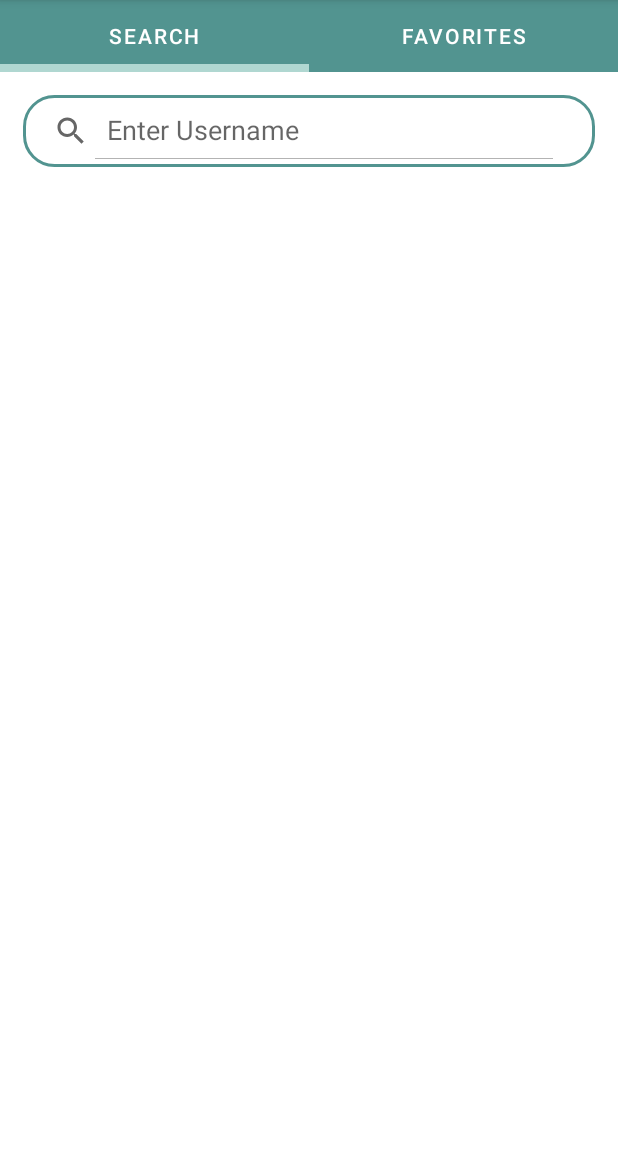
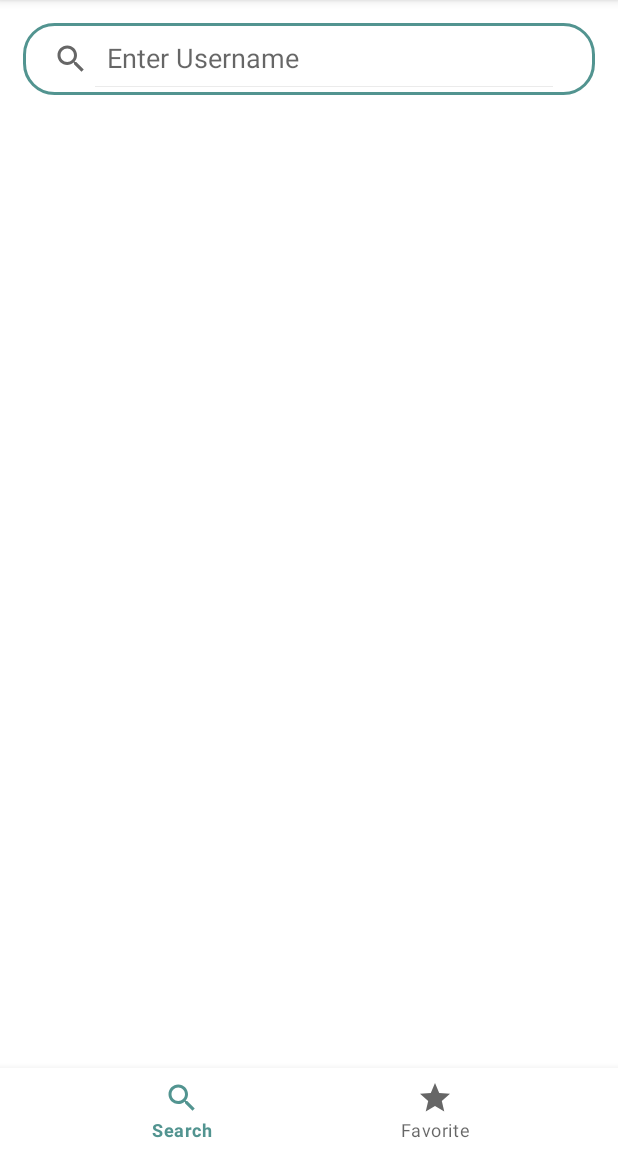
Before and after one commit to rza101/GitHubRRProMax, an Android app: the screen it shows after launch (MainActivity), on a phone screen of 412 x 824 dp, the part 84-1236 px from its top. Run offline under Robolectric (Android 15) with nearby library versions, the phone set to English and light mode, and no system bars; our stand-ins replace Room's generated code, navigation-ui; pictures from the network do not load; 3 statements that could not run were skipped.

Commit message:
improvements and fixes
-change main activity use bottom nav
-add favorite button to home
-fix some bugs

```diff
--- a/app/src/main/java/com/rhezarijaya/githubrrpromax/adapter/MainFragmentAdapter.java
+++ /dev/null
@@ -1,37 +0,0 @@
-package com.rhezarijaya.githubrrpromax.adapter;
-
-import androidx.annotation.NonNull;
-import androidx.fragment.app.Fragment;
-import androidx.fragment.app.FragmentActivity;
-import androidx.viewpager2.adapter.FragmentStateAdapter;
-
-import com.rhezarijaya.githubrrpromax.fragment.MainFavoriteFragment;
-import com.rhezarijaya.githubrrpromax.fragment.MainSearchFragment;
-
-public class MainFragmentAdapter extends FragmentStateAdapter {
-    public MainFragmentAdapter(@NonNull FragmentActivity fragmentActivity) {
-        super(fragmentActivity);
-    }
-
-    @NonNull
-    @Override
-    public Fragment createFragment(int position) {
-        Fragment fragment = null;
-
-        switch (position) {
-            case 0:
-                fragment = new MainSearchFragment();
-                break;
-            case 1:
-                fragment = new MainFavoriteFragment();
-                break;
-        }
-
-        return fragment;
-    }
-
-    @Override
-    public int getItemCount() {
-        return 2;
-    }
-}
--- a/app/src/main/java/com/rhezarijaya/githubrrpromax/model/Favorite.java
+++ b/app/src/main/java/com/rhezarijaya/githubrrpromax/model/Favorite.java
@@ -11,7 +11,7 @@ import androidx.room.PrimaryKey;
 @Entity(tableName = "tbl_favorite")
 public class Favorite implements Parcelable {
     @NonNull
-    @PrimaryKey(autoGenerate = false)
+    @PrimaryKey()
     @ColumnInfo(name = "username")
     private String username;
 
@@ -46,11 +46,12 @@ public class Favorite implements Parcelable {
         }
     };
 
+    @NonNull
     public String getUsername() {
         return username;
     }
 
-    public void setUsername(String username) {
+    public void setUsername(@NonNull String username) {
         this.username = username;
     }
 
@@ -91,6 +92,7 @@ public class Favorite implements Parcelable {
         dest.writeString(addedAt);
     }
 
+    @NonNull
     @Override
     public String toString() {
         return "Favorite{" +
--- a/app/src/main/java/com/rhezarijaya/githubrrpromax/ui/SplashActivity.java
+++ b/app/src/main/java/com/rhezarijaya/githubrrpromax/ui/SplashActivity.java
@@ -47,4 +47,7 @@ public class SplashActivity extends AppCompatActivity {
             finish();
         }, Constants.SPLASH_SCREEN_DELAY);
     }
+
+    @Override
+    public void onBackPressed() {}
 }
--- a/app/src/main/java/com/rhezarijaya/githubrrpromax/ui/main/MainActivity.java
+++ b/app/src/main/java/com/rhezarijaya/githubrrpromax/ui/main/MainActivity.java
@@ -7,19 +7,15 @@ import android.view.MenuItem;
 
 import androidx.annotation.NonNull;
 import androidx.appcompat.app.AppCompatActivity;
+import androidx.navigation.NavController;
+import androidx.navigation.Navigation;
+import androidx.navigation.ui.NavigationUI;
 
-import com.google.android.material.tabs.TabLayoutMediator;
 import com.rhezarijaya.githubrrpromax.R;
-import com.rhezarijaya.githubrrpromax.adapter.MainFragmentAdapter;
 import com.rhezarijaya.githubrrpromax.databinding.ActivityMainBinding;
 import com.rhezarijaya.githubrrpromax.ui.settings.SettingsActivity;
 
 public class MainActivity extends AppCompatActivity {
-
-    private final String[] pageTitles = {
-            "Search",
-            "Favorites"
-    };
 
     @Override
     protected void onCreate(Bundle savedInstanceState) {
@@ -28,16 +24,8 @@ public class MainActivity extends AppCompatActivity {
         ActivityMainBinding binding = ActivityMainBinding.inflate(getLayoutInflater());
         setContentView(binding.getRoot());
 
-        MainFragmentAdapter mainFragmentAdapter = new MainFragmentAdapter(this);
-
-        binding.mainViewPager.setAdapter(mainFragmentAdapter);
-        binding.mainViewPager.setUserInputEnabled(false);
-
-        new TabLayoutMediator(
-                binding.mainTabLayout,
-                binding.mainViewPager,
-                (tab, position) -> tab.setText(pageTitles[position])
-        ).attach();
+        NavController navController = Navigation.findNavController(this, R.id.main_nav_host);
+        NavigationUI.setupWithNavController(binding.mainBottomNavView, navController);
     }
 
     @Override
@@ -55,10 +43,4 @@ public class MainActivity extends AppCompatActivity {
 
         return super.onOptionsItemSelected(item);
     }
-
-    @Override
-    public void onBackPressed() {
-        super.onBackPressed();
-        finishAffinity();
-    }
 }
--- a/app/src/main/java/com/rhezarijaya/githubrrpromax/ui/userdetail/UserDetailActivity.java
+++ b/app/src/main/java/com/rhezarijaya/githubrrpromax/ui/userdetail/UserDetailActivity.java
@@ -38,8 +38,7 @@ public class UserDetailActivity extends AppCompatActivity {
         }
 
         if (getSupportActionBar() != null) {
-            // TODO sebaiknya pakai StringBuilder
-            getSupportActionBar().setTitle("@" + userDetail.getLogin());
+            getSupportActionBar().setTitle(new StringBuilder().append("@").append(userDetail.getLogin()));
             getSupportActionBar().setDisplayHomeAsUpEnabled(true);
             getSupportActionBar().setDisplayShowHomeEnabled(true);
         }
--- a/app/src/main/res/layout/activity_main.xml
+++ b/app/src/main/res/layout/activity_main.xml
@@ -6,21 +6,21 @@
     android:layout_height="match_parent"
     tools:context=".ui.main.MainActivity">
 
-    <com.google.android.material.tabs.TabLayout
-        android:id="@+id/main_tab_layout"
+    <fragment
+        android:id="@+id/main_nav_host"
+        android:name="androidx.navigation.fragment.NavHostFragment"
+        android:layout_width="match_parent"
+        android:layout_height="0dp"
+        app:defaultNavHost="true"
+        app:layout_constraintTop_toTopOf="parent"
+        app:layout_constraintBottom_toTopOf="@id/main_bottom_nav_view"
+        app:navGraph="@navigation/nav_main" />
+
+    <com.google.android.material.bottomnavigation.BottomNavigationView
+        android:id="@+id/main_bottom_nav_view"
         android:layout_width="match_parent"
         android:layout_height="wrap_content"
-        android:background="?attr/colorPrimary"
-        app:tabTextColor="@color/white"
-        app:tabIndicatorHeight="5dp"
-        app:tabIndicatorColor="@color/teal_light"
-        app:layout_constraintTop_toTopOf="parent"/>
-
-    <androidx.viewpager2.widget.ViewPager2
-        android:id="@+id/main_view_pager"
-        android:layout_width="match_parent"
-        android:layout_height="0dp"
-        app:layout_constraintTop_toBottomOf="@id/main_tab_layout"
-        app:layout_constraintBottom_toBottomOf="parent"/>
+        app:layout_constraintBottom_toBottomOf="parent"
+        app:menu="@menu/menu_main_nav" />
 
 </androidx.constraintlayout.widget.ConstraintLayout>
--- /dev/null
+++ b/app/src/main/res/menu/menu_main_nav.xml
@@ -0,0 +1,11 @@
+<?xml version="1.0" encoding="utf-8"?>
+<menu xmlns:android="http://schemas.android.com/apk/res/android">
+    <item
+        android:id="@+id/nav_main_search"
+        android:title="@string/search"
+        android:icon="@drawable/ic_baseline_search_24"/>
+    <item
+        android:id="@+id/nav_main_favorite"
+        android:title="@string/favorite"
+        android:icon="@drawable/ic_baseline_star_24"/>
+</menu>
--- /dev/null
+++ b/app/src/main/res/navigation/nav_main.xml
@@ -0,0 +1,18 @@
+<?xml version="1.0" encoding="utf-8"?>
+<navigation xmlns:android="http://schemas.android.com/apk/res/android"
+    xmlns:app="http://schemas.android.com/apk/res-auto"
+    xmlns:tools="http://schemas.android.com/tools"
+    android:id="@+id/nav_main"
+    app:startDestination="@id/nav_main_search">
+
+    <fragment
+        android:id="@+id/nav_main_search"
+        android:name="com.rhezarijaya.githubrrpromax.fragment.MainSearchFragment"
+        android:label="fragment_main_search"
+        tools:layout="@layout/fragment_main_search" />
+    <fragment
+        android:id="@+id/nav_main_favorite"
+        android:name="com.rhezarijaya.githubrrpromax.fragment.MainFavoriteFragment"
+        android:label="fragment_main_favorite"
+        tools:layout="@layout/fragment_main_favorite" />
+</navigation>
--- a/app/src/main/res/values/strings.xml
+++ b/app/src/main/res/values/strings.xml
@@ -3,7 +3,7 @@
 
     <string name="search">Search</string>
     <string name="search_hint">Enter Username</string>
-    <string name="search_info">Showing %d results for query %s</string>
+    <string name="search_info">Showing %d results</string>
     <string name="no_result">No Result</string>
 
     <string name="followings">Followings</string>
```
Also changed, not shown: app/src/main/java/com/rhezarijaya/githubrrpromax/database/FavoriteRepository.java (+13 -0 lines), app/src/main/java/com/rhezarijaya/githubrrpromax/fragment/MainFavoriteFragment.java (+17 -17 lines), app/src/main/java/com/rhezarijaya/githubrrpromax/fragment/MainSearchFragment.java (+30 -30 lines), app/src/main/java/com/rhezarijaya/githubrrpromax/fragment/SettingsFragment.java (+3 -8 lines), app/src/main/java/com/rhezarijaya/githubrrpromax/fragment/UserDetailInfoFragment.java (+46 -3 lines), app/src/main/java/com/rhezarijaya/githubrrpromax/model/SearchResponse.java (+3 -8 lines), app/src/main/java/com/rhezarijaya/githubrrpromax/model/UserDetail.java (+3 -40 lines), app/src/main/java/com/rhezarijaya/githubrrpromax/ui/userdetail/UserDetailViewModel.java (+41 -6 lines), app/src/main/res/layout/fragment_user_detail_info.xml (+10 -0 lines).
